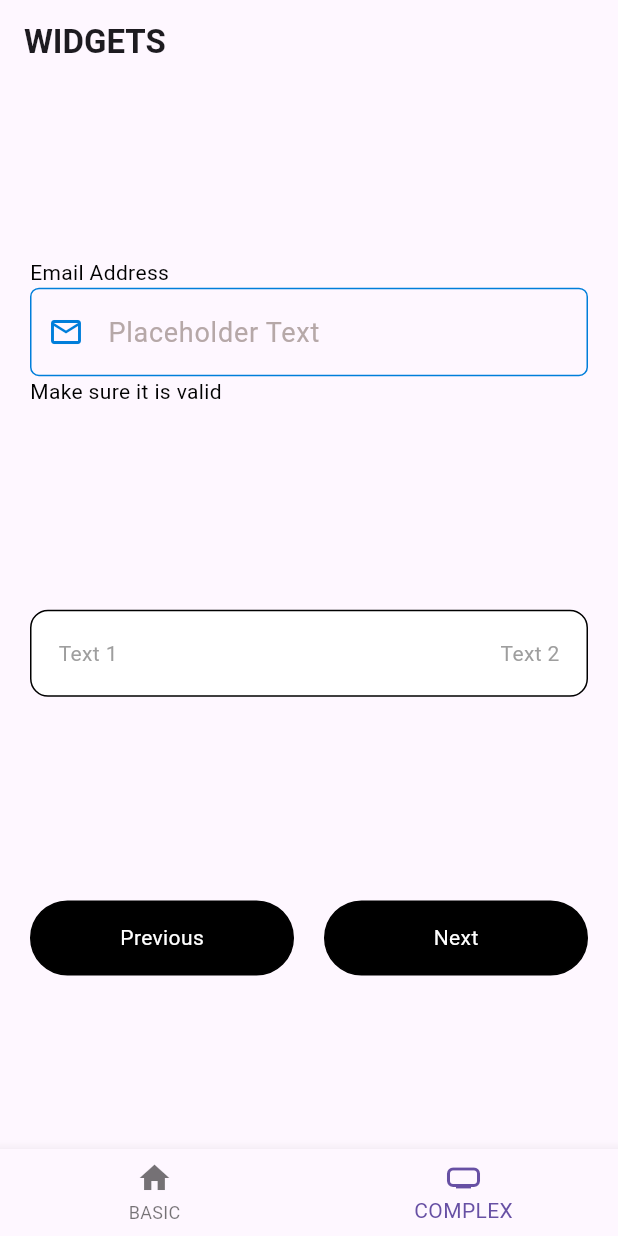
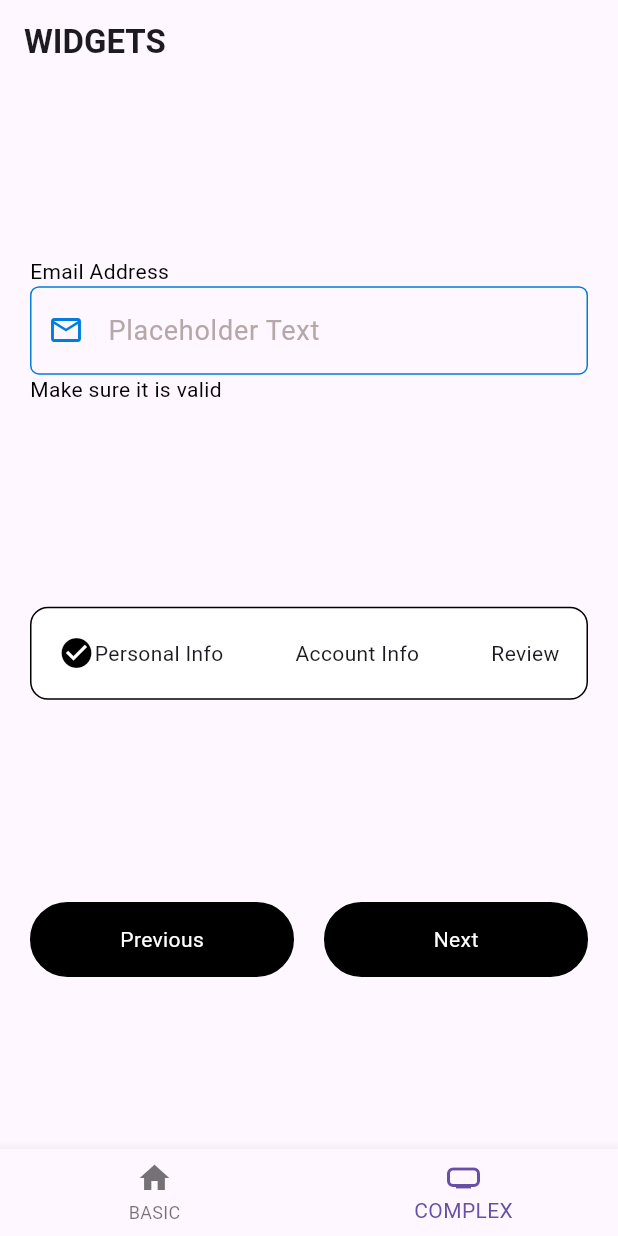
Before and after one commit to aneebasif/flutter-libraries, a Flutter app: the screen it shows after launch, item 2 of the bottom bar chosen, on a phone screen of 412 x 824 dp. Run offline on Flutter 3.47's test engine with Material 2 defaults, Android fonts, the phone set to English and light mode, and no system bars.

Commit message:
created the stepper iconText widget

```diff
--- a/widgets/example/lib/main.dart
+++ b/widgets/example/lib/main.dart
@@ -223,13 +223,50 @@ class _MyAppState extends State<MyApp> with TickerProviderStateMixin {
   Widget stepperWidget() {
     return Padding(
       padding: const EdgeInsets.all(20),
-      child: WOIHorizontalTextIconStepper(
+      child: WOIHorizontalTextIconStepper.iconText(
+        textItemsList: const [
+          'Personal Info',
+          'Account Info',
+          'Review',
+        ],
+        activeStateIndex: currentStepperIndex,
+      ),
+      /* WOIHorizontalTextIconStepper.iconText(
         activeStateIndex: currentStepperIndex,
         textItemsList: const [
-          'Text 1',
-          'Text 2',
+          'Personal Info',
+          'Account Info',
+          'Review',
         ],
-      ),
+        iconList: const [
+          Icon(
+            Icons.dangerous,
+            color: Colors.grey,
+          ),
+          Icon(
+            Icons.g_translate_outlined,
+            color: Colors.grey,
+          ),
+          Icon(
+            Icons.ramen_dining,
+            color: Colors.grey,
+          ),
+        ],
+        completedColor: Colors.black,
+        inactiveColor: Colors.grey,
+        activeColor: Colors.black,
+        textStyle: const TextStyle(
+          fontSize: 12,
+        ),
+        activeSeparatorWidget: Container(
+          height: 2,
+          color: Colors.black,
+        ),
+        inactiveSeparatorWidget: Container(
+          height: 2,
+          color: Colors.grey,
+        ),
+      ), */
       /* WOIHorizontalTextIconStepper.counterText(
         textItemsList: const [
           'User info',
--- a/widgets/lib/steppers/woi_steppers.dart
+++ b/widgets/lib/steppers/woi_steppers.dart
@@ -256,6 +256,71 @@ class WOIHorizontalTextIconStepper extends StatefulWidget {
         subtextList = null,
         subtextStyle = null;
 
+  WOIHorizontalTextIconStepper.iconText({
+    super.key,
+    required this.textItemsList,
+    this.activeSeparatorWidget,
+    this.inactiveSeparatorWidget,
+    required this.activeStateIndex,
+    this.itemsPadding,
+    this.saperatorsPadding,
+    this.backgroundPadding,
+    this.backgroundDecorator,
+    this.itemsMargin,
+    List<Icon>? iconList,
+    EdgeInsets? counterPadding,
+    EdgeInsets? counterMargin,
+    Color? activeColor,
+    Color? completedColor,
+    Color? inactiveColor,
+    Widget? completedIcon,
+    Widget? activeIcon,
+    Widget? inactiveIcon,
+    TextStyle? textStyle,
+  })  : assert(textItemsList.length > 1,
+            '[textItemsList] length should be greater then 1'),
+        assert(
+            iconList == null ||
+                ((iconList.length == textItemsList.length) || iconList.isEmpty),
+            '\n[iconData] length should be equal to [textItemsList]'),
+        subtextList = null,
+        subtextStyle = null,
+        sufixWidgetItemsList = List.generate(
+          textItemsList.length,
+          (index) => SufixWidgetStepper(
+            widget: iconList != null ? iconList[index] : const SizedBox(),
+            inactiveState: inactiveIcon,
+            activeState: activeIcon ??
+                const Icon(
+                  Icons.check_circle,
+                  color: Colors.black,
+                ),
+            completedState: completedIcon ??
+                const Icon(
+                  Icons.check_circle,
+                  color: Colors.black,
+                ),
+          ),
+        ),
+        inactiveState = HorizontalTextIconStepperStyle(
+          textStyle: (textStyle ?? const TextStyle()).copyWith(
+            color: inactiveColor,
+          ),
+        ),
+        activeState = HorizontalTextIconStepperStyle(
+          textStyle: (textStyle ?? const TextStyle()).copyWith(
+            color: activeColor,
+          ),
+        ),
+        completedState = HorizontalTextIconStepperStyle(
+          textStyle: (textStyle ?? const TextStyle()).copyWith(
+            color: completedColor,
+          ),
+        ),
+        itemActiveDecorator = null,
+        itemInactiveDecorator = null,
+        itemCompletedDecorator = null;
+
   @override
   State<WOIHorizontalTextIconStepper> createState() =>
       _WOIHorizontalTextIconStepperState();
@@ -317,7 +382,10 @@ class _WOIHorizontalTextIconStepperState
   /// Stepper Item Widget that returns the Text and optional Sufix widget
   Widget stepItem(int index) {
     String text = widget.textItemsList[index];
-    String subText = widget.subtextList?[index] ?? '';
+    String subText = '';
+    if (widget.subtextList != null) {
+      subText = widget.subtextList?[index] ?? '';
+    }
     TextStyle textStyle = widget.inactiveState?.textStyle ?? // Inactive State
         const TextStyle(
           color: Colors.grey,
```
